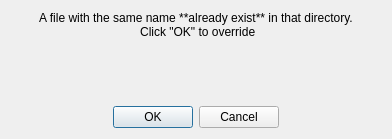
This is widgets/ui/dialog_file_exist.ui in Pazitos10/time-tracker as Qt 5 draws it before an edit. The edited form follows.
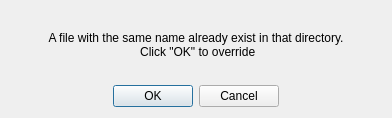
This is the edited form.

Commit message: removed markdown text from UI components to avoid compatibility issues

The edit to the form file:
```diff
--- a/widgets/ui/dialog_file_exist.ui
+++ b/widgets/ui/dialog_file_exist.ui
@@ -7,7 +7,7 @@
     <x>0</x>
     <y>0</y>
     <width>392</width>
-    <height>139</height>
+    <height>118</height>
    </rect>
   </property>
   <property name="windowTitle">
@@ -17,14 +17,14 @@
    <item>
     <widget class="QLabel" name="label">
      <property name="text">
-      <string>A file with the same name **already exist** in that directory. 
+      <string>A file with the same name already exist in that directory. 
  Click &quot;OK&quot; to override</string>
      </property>
      <property name="textFormat">
-      <enum>Qt::MarkdownText</enum>
+      <enum>Qt::PlainText</enum>
      </property>
      <property name="alignment">
-      <set>Qt::AlignHCenter|Qt::AlignTop</set>
+      <set>Qt::AlignCenter</set>
      </property>
      <property name="wordWrap">
       <bool>true</bool>
```
The commit also changes 3 other files.
